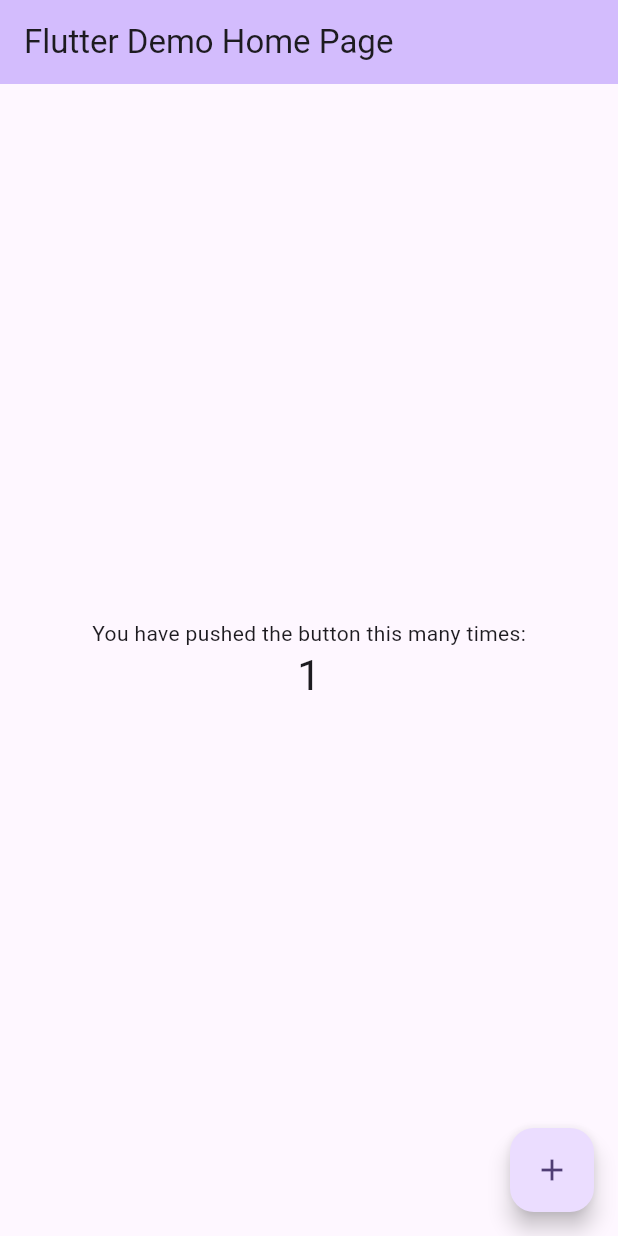
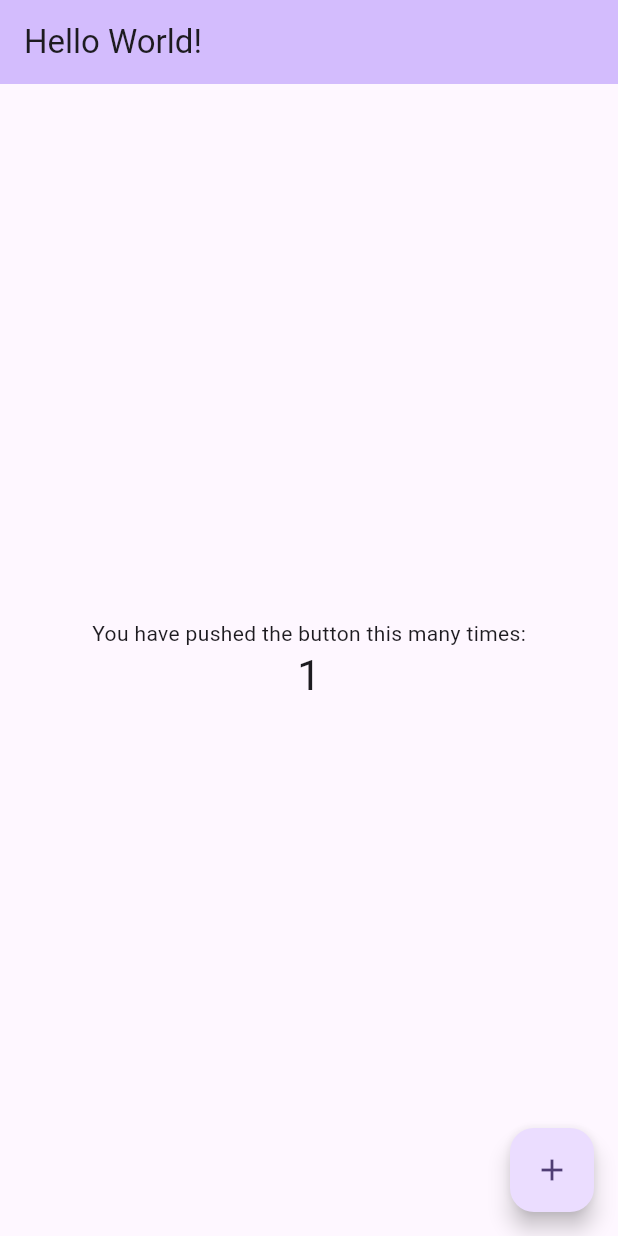
Before and after one commit to ensarhoxhaa/workout_app, a Flutter app: the screen it shows after launch, after a tap on the "add" icon, on a phone screen of 412 x 824 dp. Run offline on Flutter 3.47's test engine with Material 2 defaults, Android fonts, the phone set to English and light mode, and no system bars; our stand-ins replace flutter_riverpod; generated files the repository leaves out were written again.

Commit message:
implemented localization in the app

```diff
--- /dev/null
+++ b/l10n.yaml
@@ -0,0 +1,4 @@
+arb-dir: lib/core/localization/arb
+template-arb-file: app_en.arb
+output-localization-file: app_localizations.dart
+nullable-getter: false
--- /dev/null
+++ b/lib/core/extensions/build_context.dart
@@ -0,0 +1,6 @@
+import 'package:flutter/material.dart';
+import 'package:flutter_gen/gen_l10n/app_localizations.dart';
+
+extension AppLocalizationsX on BuildContext {
+  AppLocalizations get l10n => AppLocalizations.of(this);
+}
--- /dev/null
+++ b/lib/core/localization/app_localization.dart
@@ -0,0 +1,28 @@
+import 'package:flutter/widgets.dart';
+import 'package:flutter_riverpod/flutter_riverpod.dart';
+import 'package:flutter_gen/gen_l10n/app_localizations.dart';
+import 'dart:ui' as ui;
+
+/// provider used to access the AppLocalizations object for the current locale
+final appLocalizationsProvider = Provider<AppLocalizations>((ref) {
+  // set the initial locale
+  ref.state = lookupAppLocalizations(basicLocaleListResolution([WidgetsBinding.instance.platformDispatcher.locale], AppLocalizations.supportedLocales));
+  // update afterwards
+  final observer = _LocaleObserver((locales) {
+    ref.state = lookupAppLocalizations(basicLocaleListResolution([WidgetsBinding.instance.platformDispatcher.locale], AppLocalizations.supportedLocales));
+  });
+  final binding = WidgetsBinding.instance;
+  binding.addObserver(observer);
+  ref.onDispose(() => binding.removeObserver(observer));
+  return ref.state;
+});
+
+/// observed used to notify the caller when the locale changes
+class _LocaleObserver extends WidgetsBindingObserver {
+  _LocaleObserver(this._didChangeLocales);
+  final void Function(List<Locale>? locales) _didChangeLocales;
+  @override
+  void didChangeLocales(List<Locale>? locales) {
+    _didChangeLocales(locales);
+  }
+}
--- /dev/null
+++ b/lib/core/localization/arb/app_en.arb
@@ -0,0 +1,6 @@
+{
+  "helloWorld": "Hello World!",
+  "@helloWorld": {
+    "description": "The conventional newborn programmer greeting"
+  }
+}
--- /dev/null
+++ b/lib/core/localization/arb/app_es.arb
@@ -0,0 +1,3 @@
+{
+  "helloWorld": "¡Hola Mundo!"
+}
--- /dev/null
+++ b/lib/core/localization/localization.dart
@@ -0,0 +1,2 @@
+export 'package:flutter_gen/gen_l10n/app_localizations.dart';
+export 'app_localization.dart';
--- a/lib/main.dart
+++ b/lib/main.dart
@@ -1,7 +1,11 @@
 import 'package:flutter/material.dart';
+import 'package:flutter_gen/gen_l10n/app_localizations.dart';
+import 'package:flutter_riverpod/flutter_riverpod.dart';
+import 'package:workout_app/core/extensions/build_context.dart';
+import 'package:workout_app/core/localization/localization.dart';
 
 void main() {
-  runApp(const MyApp());
+  runApp(ProviderScope(child: const MyApp()));
 }
 
 class MyApp extends StatelessWidget {
@@ -11,32 +15,19 @@ class MyApp extends StatelessWidget {
   @override
   Widget build(BuildContext context) {
     return MaterialApp(
-      title: 'Flutter Demo',
+      localizationsDelegates: AppLocalizations.localizationsDelegates,
+      supportedLocales: AppLocalizations.supportedLocales,
+      title: 'Workout App',
       theme: ThemeData(
-        // This is the theme of your application.
-        //
-        // TRY THIS: Try running your application with "flutter run". You'll see
-        // the application has a blue toolbar. Then, without quitting the app,
-        // try changing the seedColor in the colorScheme below to Colors.green
-        // and then invoke "hot reload" (save your changes or press the "hot
-        // reload" button in a Flutter-supported IDE, or press "r" if you used
-        // the command line to start the app).
-        //
-        // Notice that the counter didn't reset back to zero; the application
-        // state is not lost during the reload. To reset the state, use hot
-        // restart instead.
-        //
-        // This works for code too, not just values: Most code changes can be
-        // tested with just a hot reload.
         colorScheme: ColorScheme.fromSeed(seedColor: Colors.deepPurple),
         useMaterial3: true,
       ),
-      home: const MyHomePage(title: 'Flutter Demo Home Page'),
+      home: const MyHomePage(title: ''),
     );
   }
 }
 
-class MyHomePage extends StatefulWidget {
+class MyHomePage extends ConsumerStatefulWidget {
   const MyHomePage({super.key, required this.title});
 
   // This widget is the home page of your application. It is stateful, meaning
@@ -51,10 +42,10 @@ class MyHomePage extends StatefulWidget {
   final String title;
 
   @override
-  State<MyHomePage> createState() => _MyHomePageState();
+  ConsumerState<MyHomePage> createState() => _MyHomePageState();
 }
 
-class _MyHomePageState extends State<MyHomePage> {
+class _MyHomePageState extends ConsumerState<MyHomePage> {
   int _counter = 0;
 
   void _incrementCounter() {
@@ -84,7 +75,7 @@ class _MyHomePageState extends State<MyHomePage> {
         backgroundColor: Theme.of(context).colorScheme.inversePrimary,
         // Here we take the value from the MyHomePage object that was created by
         // the App.build method, and use it to set our appbar title.
-        title: Text(widget.title),
+        title: Text(ref.read(appLocalizationsProvider).helloWorld),
       ),
       body: Center(
         // Center is a layout widget. It takes a single child and positions it
--- a/pubspec.yaml
+++ b/pubspec.yaml
@@ -35,6 +35,10 @@ dependencies:
   # The following adds the Cupertino Icons font to your application.
   # Use with the CupertinoIcons class for iOS style icons.
   cupertino_icons: ^1.0.2
+  flutter_localizations:
+    sdk: flutter
+  intl: any
+  flutter_riverpod: ^2.4.0
 
 dev_dependencies:
   flutter_test:
@@ -52,6 +56,7 @@ dev_dependencies:
 
 # The following section is specific to Flutter packages.
 flutter:
+  generate: true
 
   # The following line ensures that the Material Icons font is
   # included with your application, so that you can use the icons in
```
Also changed, not shown: pubspec.lock.
